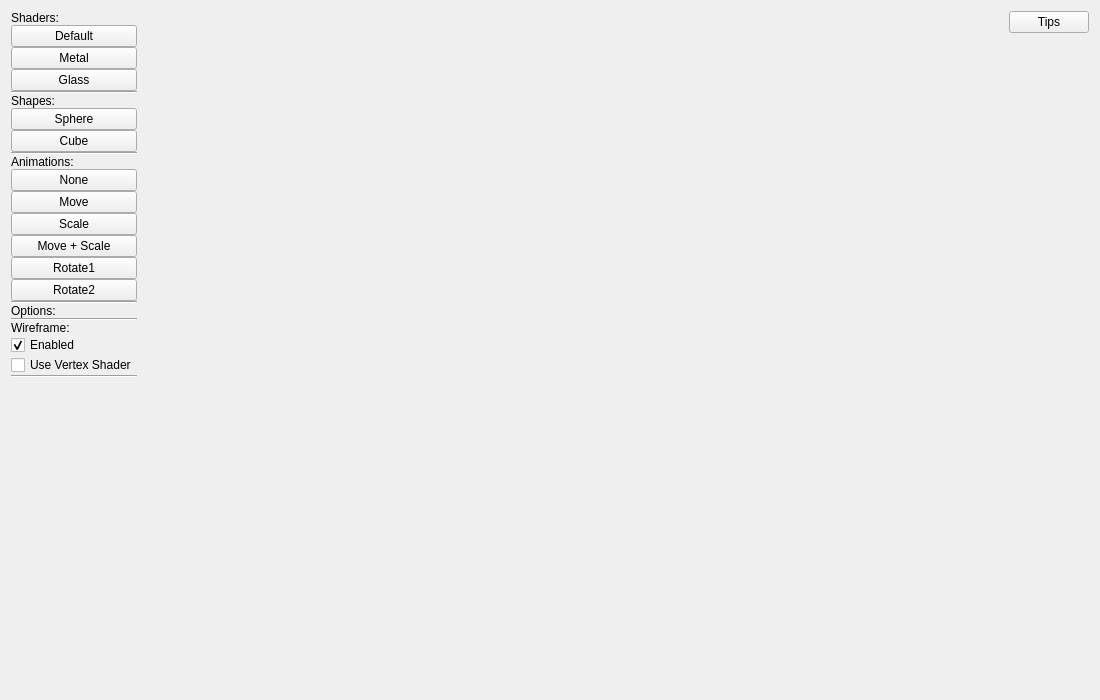
The window that ui/mainwindow.ui (artset/seasonal-trees) describes before a commit, drawn with Qt 5.
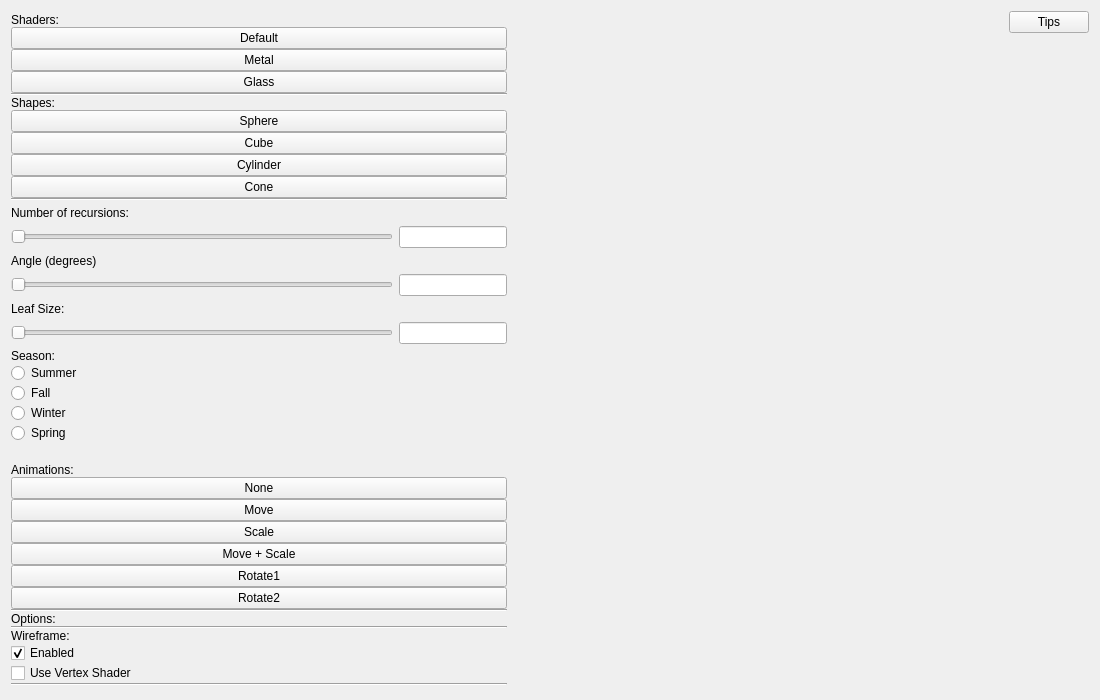
The same window after the commit.

What changed in the file:
```diff
--- a/ui/mainwindow.ui
+++ b/ui/mainwindow.ui
@@ -25,10 +25,16 @@
    </property>
    <layout class="QHBoxLayout" name="horizontalLayout">
     <item>
-     <layout class="QVBoxLayout" name="verticalLayout">
+     <layout class="QVBoxLayout" name="verticalLayout" stretch="0,0,0,0,0,0,0,0,0,0,0,0,0,0,0,0,0,0,0,0,0,0,0,0,0,0,0,0,0,0,0,0,0,0">
       <property name="spacing">
        <number>0</number>
       </property>
+      <property name="topMargin">
+       <number>2</number>
+      </property>
+      <property name="bottomMargin">
+       <number>2</number>
+      </property>
       <item>
        <widget class="QLabel" name="label">
         <property name="text">
@@ -88,6 +94,20 @@
         </property>
        </widget>
       </item>
+      <item>
+       <widget class="QPushButton" name="cylinderTreeButton">
+        <property name="text">
+         <string>Cylinder</string>
+        </property>
+       </widget>
+      </item>
+      <item>
+       <widget class="QPushButton" name="coneTreeButton">
+        <property name="text">
+         <string>Cone</string>
+        </property>
+       </widget>
+      </item>
       <item>
        <widget class="Line" name="line_2">
         <property name="orientation">
@@ -95,6 +115,140 @@
         </property>
        </widget>
       </item>
+      <item>
+       <layout class="QGridLayout" name="sliderGrid" columnstretch="2,0" columnminimumwidth="2,0">
+        <property name="sizeConstraint">
+         <enum>QLayout::SetMinAndMaxSize</enum>
+        </property>
+        <property name="topMargin">
+         <number>5</number>
+        </property>
+        <property name="bottomMargin">
+         <number>5</number>
+        </property>
+        <property name="horizontalSpacing">
+         <number>6</number>
+        </property>
+        <item row="1" column="0">
+         <widget class="QSlider" name="recursionsSlider">
+          <property name="minimum">
+           <number>1</number>
+          </property>
+          <property name="maximum">
+           <number>10</number>
+          </property>
+          <property name="orientation">
+           <enum>Qt::Horizontal</enum>
+          </property>
+         </widget>
+        </item>
+        <item row="3" column="0">
+         <widget class="QSlider" name="angleSlider">
+          <property name="minimum">
+           <number>10</number>
+          </property>
+          <property name="maximum">
+           <number>90</number>
+          </property>
+          <property name="orientation">
+           <enum>Qt::Horizontal</enum>
+          </property>
+         </widget>
+        </item>
+        <item row="1" column="1">
+         <widget class="QLineEdit" name="recursionsTextbox">
+          <property name="maxLength">
+           <number>100</number>
+          </property>
+         </widget>
+        </item>
+        <item row="5" column="0">
+         <widget class="QSlider" name="leafSizeSlider">
+          <property name="maximum">
+           <number>5</number>
+          </property>
+          <property name="orientation">
+           <enum>Qt::Horizontal</enum>
+          </property>
+         </widget>
+        </item>
+        <item row="3" column="1">
+         <widget class="QLineEdit" name="angleTextbox"/>
+        </item>
+        <item row="4" column="0">
+         <widget class="QLabel" name="leafSizeLabel">
+          <property name="text">
+           <string>Leaf Size:</string>
+          </property>
+         </widget>
+        </item>
+        <item row="2" column="0">
+         <widget class="QLabel" name="angleLabel">
+          <property name="text">
+           <string>Angle (degrees)</string>
+          </property>
+         </widget>
+        </item>
+        <item row="0" column="0">
+         <widget class="QLabel" name="recursionsLabel">
+          <property name="text">
+           <string>Number of recursions:</string>
+          </property>
+         </widget>
+        </item>
+        <item row="5" column="1">
+         <widget class="QLineEdit" name="leafSizeTextbox"/>
+        </item>
+       </layout>
+      </item>
+      <item>
+       <widget class="QLabel" name="seasonLabel">
+        <property name="text">
+         <string>Season:</string>
+        </property>
+       </widget>
+      </item>
+      <item>
+       <widget class="QRadioButton" name="summerRadioButton">
+        <property name="text">
+         <string>Summer</string>
+        </property>
+       </widget>
+      </item>
+      <item>
+       <widget class="QRadioButton" name="fallRadioButton">
+        <property name="text">
+         <string>Fall</string>
+        </property>
+       </widget>
+      </item>
+      <item>
+       <widget class="QRadioButton" name="winterRadioButton">
+        <property name="text">
+         <string>Winter</string>
+        </property>
+       </widget>
+      </item>
+      <item>
+       <widget class="QRadioButton" name="springRadioButton">
+        <property name="text">
+         <string>Spring</string>
+        </property>
+       </widget>
+      </item>
+      <item>
+       <spacer name="horizontalSpacer_2">
+        <property name="orientation">
+         <enum>Qt::Horizontal</enum>
+        </property>
+        <property name="sizeHint" stdset="0">
+         <size>
+          <width>40</width>
+          <height>20</height>
+         </size>
+        </property>
+       </spacer>
+      </item>
       <item>
        <widget class="QLabel" name="label_3">
         <property name="text">
```
